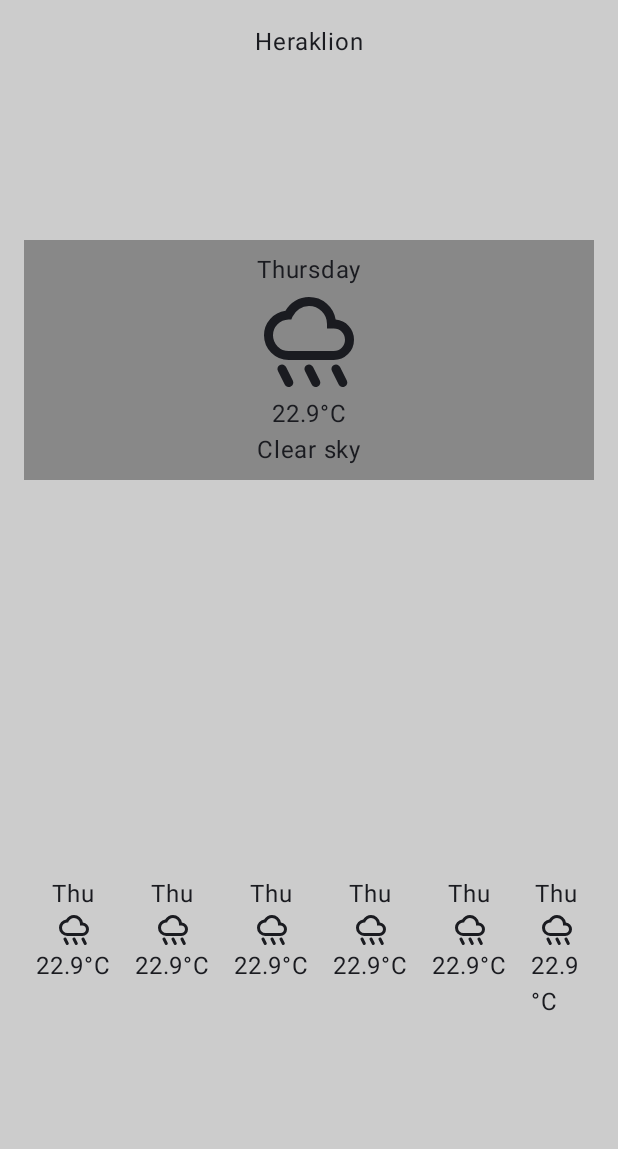
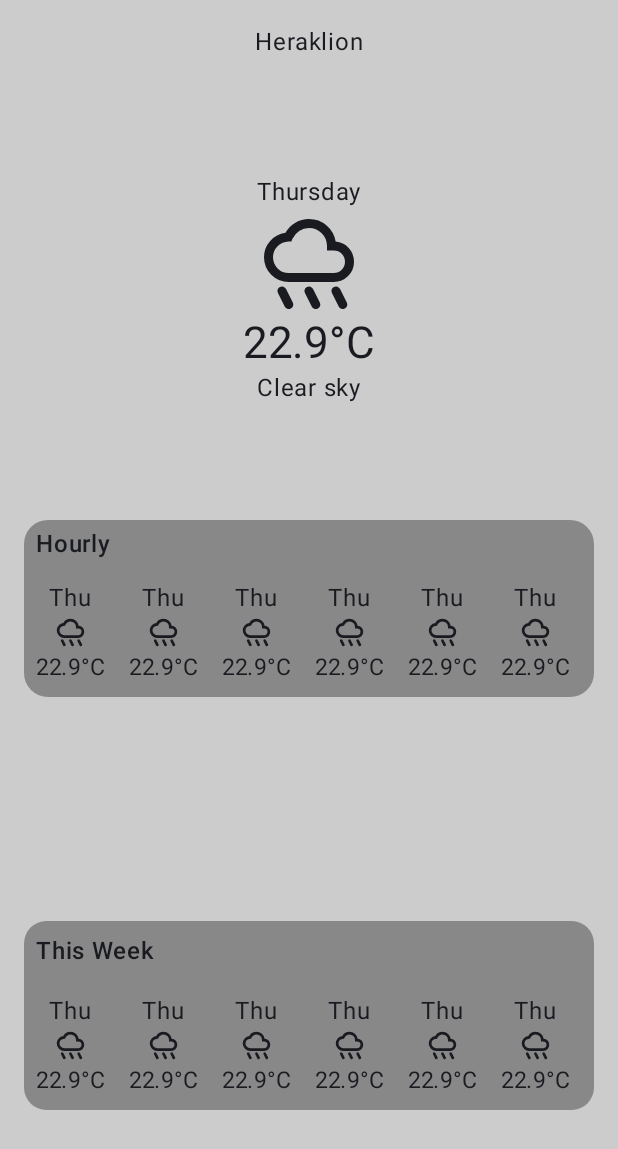
Before and after one commit to antonopan/My-Weather-App, an Android app built with Jetpack Compose: the screen it shows after launch (MainActivity), on a phone screen of 412 x 824 dp. Shown: the top 1149 px of the screen. Run offline under Robolectric (Android 15) with nearby library versions, the phone set to English and light mode, and no system bars.

Commit message:
UI Adjustments

```diff
--- a/app/src/main/java/com/nile/pantelis/myweatherapp/view/MainScreen.kt
+++ b/app/src/main/java/com/nile/pantelis/myweatherapp/view/MainScreen.kt
@@ -1,7 +1,9 @@
 package com.nile.pantelis.myweatherapp.view
 
 import androidx.compose.foundation.background
+import androidx.compose.foundation.horizontalScroll
 import androidx.compose.foundation.layout.Arrangement
+import androidx.compose.foundation.layout.Box
 import androidx.compose.foundation.layout.Column
 import androidx.compose.foundation.layout.Row
 import androidx.compose.foundation.layout.Spacer
@@ -10,13 +12,21 @@ import androidx.compose.foundation.layout.fillMaxSize
 import androidx.compose.foundation.layout.fillMaxWidth
 import androidx.compose.foundation.layout.height
 import androidx.compose.foundation.layout.padding
+import androidx.compose.foundation.layout.size
+import androidx.compose.foundation.layout.wrapContentHeight
+import androidx.compose.foundation.rememberScrollState
+import androidx.compose.foundation.shape.RoundedCornerShape
 import androidx.compose.material3.Text
 import androidx.compose.runtime.Composable
 import androidx.compose.ui.Alignment
 import androidx.compose.ui.Modifier
+import androidx.compose.ui.draw.clip
 import androidx.compose.ui.graphics.Color
+import androidx.compose.ui.graphics.Shape
+import androidx.compose.ui.text.font.FontWeight
 import androidx.compose.ui.tooling.preview.Preview
 import androidx.compose.ui.unit.dp
+import androidx.compose.ui.unit.sp
 import com.nile.pantelis.myweatherapp.data.Demo
 import com.nile.pantelis.myweatherapp.data.Wmo
 import com.nile.pantelis.myweatherapp.domain.utils.convertToDayName
@@ -48,20 +58,64 @@ fun MainScreen(
             WeatherDataView(
                 modifier = Modifier
                     .fillMaxWidth()
-                    .background(Color.Gray),
+//                    .background(Color.Gray)
+                ,
                 showCode = true
             )
+            Column(
+                modifier = Modifier
+                    .clip(shape = RoundedCornerShape(16.dp))
+                    .background(Color.Gray)
+                    .fillMaxWidth()
+                    .horizontalScroll(rememberScrollState())
+            ) {
+                Text(
+                    modifier = Modifier
+                        .padding(
+                            horizontal = 8.dp,
+                            vertical = 4.dp
+                        ),
+                    text = "Hourly",
+                    fontSize = 16.sp,
+                    fontWeight = FontWeight.SemiBold
+                )
 
-            Spacer(modifier = Modifier.height(16.dp))
+                Row(
 
-            Row(
-                modifier = Modifier
-//                .fillMaxWidth()
-            ) {
-                for (i in 1..6) {
-                    WeatherDataView(showCode = false)
+
+                ) {
+                    for (i in 1..12) {
+                        WeatherDataView(showCode = false)
+                    }
                 }
             }
+
+
+
+            Spacer(modifier = Modifier.height(14.dp))
+
+            Column(
+                modifier = Modifier
+                    .clip(shape = RoundedCornerShape(15.dp))
+                    .background(color = Color.Gray)
+                    .fillMaxWidth()
+            ) {
+                Text(
+                    modifier = Modifier.padding(8.dp),
+                    text = "This Week",
+                    fontSize = 16.sp,
+                    fontWeight = FontWeight.SemiBold
+                )
+
+                Row(
+
+                ) {
+                    for (i in 1..6) {
+                        WeatherDataView(showCode = false)
+                    }
+                }
+            }
+
         }
 
     }
--- a/app/src/main/java/com/nile/pantelis/myweatherapp/view/WeatherDataView.kt
+++ b/app/src/main/java/com/nile/pantelis/myweatherapp/view/WeatherDataView.kt
@@ -16,6 +16,7 @@ import androidx.compose.ui.res.painterResource
 import androidx.compose.ui.res.stringResource
 import androidx.compose.ui.tooling.preview.Preview
 import androidx.compose.ui.unit.dp
+import androidx.compose.ui.unit.sp
 import com.nile.pantelis.myweatherapp.R
 import com.nile.pantelis.myweatherapp.data.Demo
 import com.nile.pantelis.myweatherapp.data.Wmo
@@ -44,13 +45,18 @@ fun WeatherDataView(
             modifier = Modifier.size(if (showCode) {
                 72.dp
             } else {
-                24.dp
+                22.dp
             })
 
         )
         Text(
             text = Demo.weatherResponse.current.temperature_2m.toString() +
-                    Demo.weatherResponse.current_units.temperature_2m
+                    Demo.weatherResponse.current_units.temperature_2m,
+            fontSize = if (showCode) {
+                29.sp
+            } else {
+                15.sp
+            }
         )
         if(showCode) {
             Text(
```
Also changed, not shown: app/src/main/res/drawable/air_24dp.xml (added, +9 -0 lines), app/src/main/res/drawable/bedtime_24dp_ffffff_fill0_wght400_grad0_opsz24.xml (added, +9 -0 lines).
